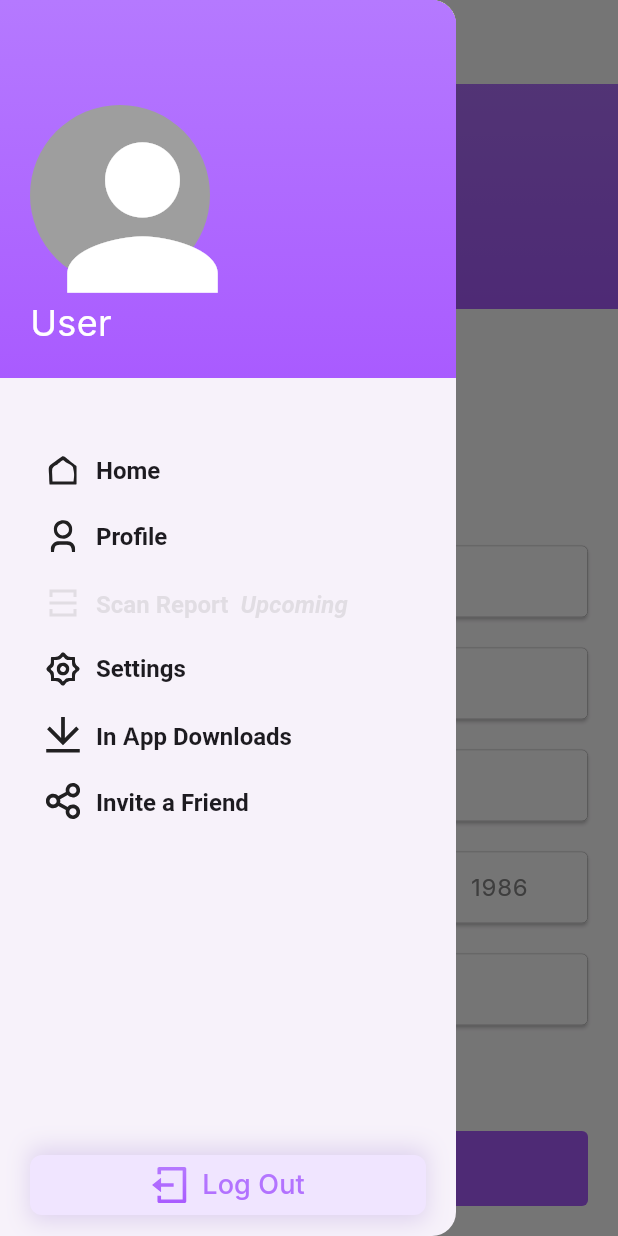
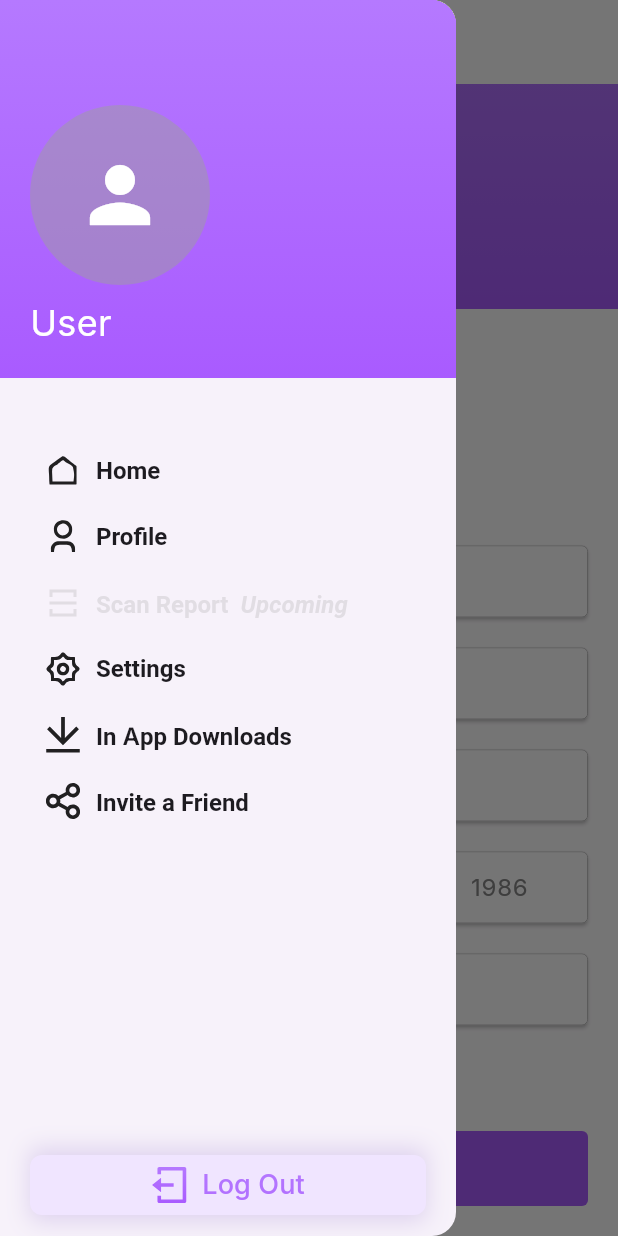
Before and after one commit to karancore/Snevva, a Flutter app: the AddEmergencyContact screen opened directly, with the side drawer open, on a phone screen of 412 x 824 dp. Run offline on Flutter 3.47's test engine with Material 3 defaults, Android fonts, the light colour scheme and no system bars; drawn by our look-alikes of auto_size_text; our stand-ins replace audio_video_progress_bar, audioplayers, cached_network_image, camera, carousel_slider, device_info_plus and 28 more; missing offline and left inert: alarm, dropdown_flutter, encrypt, flutter_background_service, linear_progress_bar, modern_form_line_awesome_icons and 4 more; accounts and stored records are empty; network calls fail; project files that could hold a hidden picture were left out.

Commit message:
Refactor CircleAvatar in drawer menu for dynamic icon sizing and improved styling

```diff
--- a/lib/Widgets/Drawer/drawer_menu_wigdet.dart
+++ b/lib/Widgets/Drawer/drawer_menu_wigdet.dart
@@ -238,21 +238,34 @@
                     imageProvider = CachedNetworkImageProvider(imageUrl);
                   }
 
+                  const avatarRadius = 60.0;
+
                   return CircleAvatar(
-                    radius: 60,
-                    backgroundColor: Colors.grey,
+                    radius: avatarRadius,
+                    backgroundColor: Colors.grey.withOpacity(0.5),
                     child:
                         imageProvider == null
-                            ? Icon(
-                              Icons.person,
-                              size: 200 * 0.75,
-                              color: Colors.white,
+                            ? LayoutBuilder(
+                              builder: (context, constraints) {
+                                final iconSize =
+                                    (constraints.biggest.shortestSide * 0.95)
+                                        .clamp(24.0, avatarRadius)
+                                        .toDouble();
+
+                                return Center(
+                                  child: Icon(
+                                    Icons.person,
+                                    size: iconSize,
+                                    color: Colors.white,
+                                  ),
+                                );
+                              },
                             )
                             : ClipOval(
                               child: Image(
                                 image: imageProvider,
-                                width: 120,
-                                height: 120,
+                                width: avatarRadius * 2,
+                                height: avatarRadius * 2,
                                 fit: BoxFit.cover,
                               ),
                             ),
```
